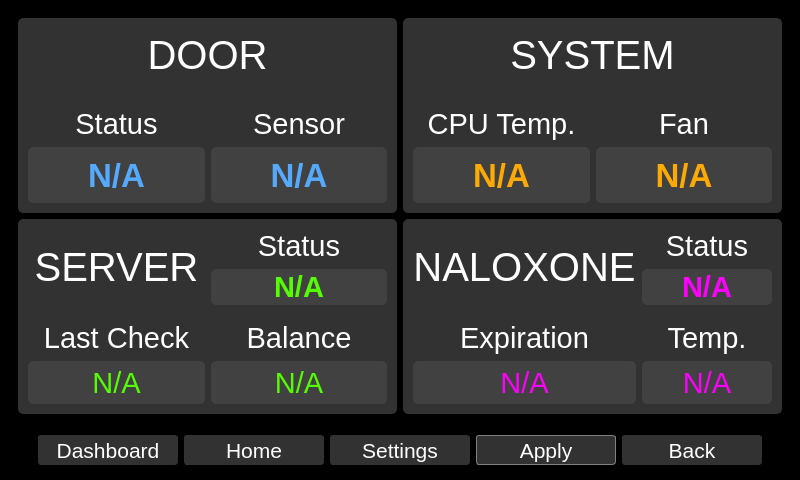
zyl120/Naloxone_Safety_Kit, file qt_design/main_window.ui: the form before one commit.
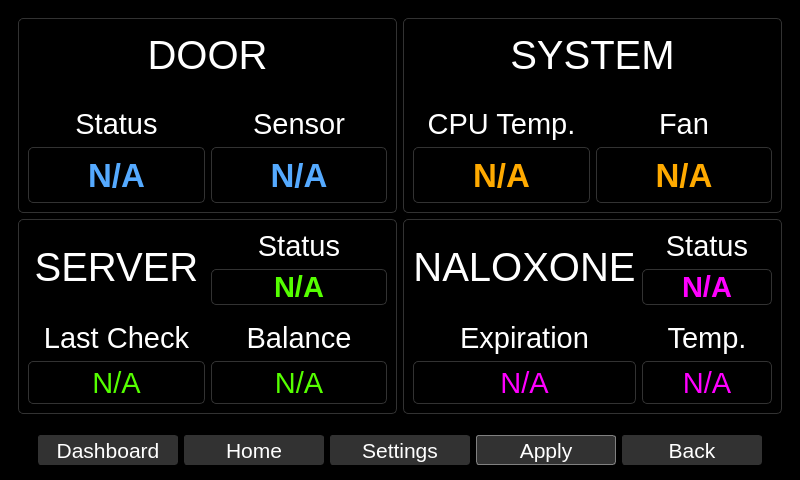
The form after the commit. The open tabs and pages were chosen to show the change.

Patch:
```diff
--- a/qt_design/main_window.ui
+++ b/qt_design/main_window.ui
@@ -491,7 +491,7 @@
         <item row="1" column="1">
          <widget class="QFrame" name="thermalFrame">
           <property name="styleSheet">
-           <string notr="true">border-radius: 5px;background-color:rgb(50,50,50);border-color:rgb(50,50,50);border-width: 0.5px;border-style: solid;</string>
+           <string notr="true">.QFrame{border-radius: 5px;border-color:rgb(50,50,50);border-width: 1px;border-style: solid;}</string>
           </property>
           <property name="frameShape">
            <enum>QFrame::StyledPanel</enum>
@@ -540,7 +540,7 @@
                 </font>
                </property>
                <property name="styleSheet">
-                <string notr="true">color: rgb(255, 170, 0);border-radius: 5px;background-color:rgb(65,65,65);border-color:rgb(65,65,65);border-width: 0.5px;border-style: solid;</string>
+                <string notr="true">color: rgb(255, 170, 0);border-radius: 5px;border-color:rgb(50,50,50);border-width: 1px;border-style: solid;</string>
                </property>
                <property name="text">
                 <string>N/A</string>
@@ -587,7 +587,7 @@
                 </font>
                </property>
                <property name="styleSheet">
-                <string notr="true">color: rgb(255, 170, 0);border-radius: 5px;background-color:rgb(65,65,65);border-color:rgb(65,65,65);border-width: 0.5px;border-style: solid;</string>
+                <string notr="true">color: rgb(255, 170, 0);border-radius: 5px;border-color:rgb(50,50,50);border-width: 1px;border-style: solid;</string>
                </property>
                <property name="text">
                 <string>N/A</string>
@@ -620,7 +620,7 @@
               </font>
              </property>
              <property name="styleSheet">
-              <string notr="true">color:white;background-color:rgb(50,50,50);border-width: 0px;</string>
+              <string notr="true">color:white;border-width: 0px;</string>
              </property>
              <property name="text">
               <string>SYSTEM</string>
@@ -636,7 +636,7 @@
         <item row="3" column="1">
          <widget class="QFrame" name="naloxoneFrame">
           <property name="styleSheet">
-           <string notr="true">border-radius: 5px;background-color:rgb(50,50,50);border-color:rgb(50,50,50);border-width: 0.5px;border-style: solid;</string>
+           <string notr="true">.QFrame{border-radius: 5px;border-color:rgb(50,50,50);border-width: 1px;border-style: solid;}</string>
           </property>
           <property name="frameShape">
            <enum>QFrame::StyledPanel</enum>
@@ -688,7 +688,7 @@
                 </font>
                </property>
                <property name="styleSheet">
-                <string notr="true">color: rgb(255, 0, 255);border-radius: 5px;background-color:rgb(65,65,65);border-color:rgb(65,65,65);border-width: 0.5px;border-style: solid;</string>
+                <string notr="true">color: rgb(255, 0, 255);border-radius: 5px;border-color:rgb(50,50,50);border-width: 1px;border-style: solid;</string>
                </property>
                <property name="text">
                 <string>N/A</string>
@@ -737,7 +737,7 @@
                 </font>
                </property>
                <property name="styleSheet">
-                <string notr="true">color:rgb(255, 0, 255);border-radius: 5px;background-color:rgb(65,65,65);border-color:rgb(65,65,65);border-width: 0.5px;border-style: solid;</string>
+                <string notr="true">color:rgb(255, 0, 255);border-radius: 5px;border-color:rgb(50,50,50);border-width: 1px;border-style: solid;</string>
                </property>
                <property name="text">
                 <string>N/A</string>
@@ -785,7 +785,7 @@
                 </font>
                </property>
                <property name="styleSheet">
-                <string notr="true">color:rgb(255, 0, 255);border-radius: 5px;background-color:rgb(65,65,65);border-color:rgb(65,65,65);border-width: 0.5px;border-style: solid;</string>
+                <string notr="true">color:rgb(255, 0, 255);border-radius: 5px;border-color:rgb(50,50,50);border-width: 1px;border-style: solid;</string>
                </property>
                <property name="text">
                 <string>N/A</string>
@@ -834,7 +834,7 @@
         <item row="3" column="0">
          <widget class="QFrame" name="serverFrame">
           <property name="styleSheet">
-           <string notr="true">border-radius: 5px;background-color:rgb(50,50,50);border-color:rgb(50,50,50);border-width: 0.5px;border-style: solid;</string>
+           <string notr="true">.QFrame{border-radius: 5px;border-color:rgb(50,50,50);border-width: 1px;border-style: solid;}</string>
           </property>
           <property name="frameShape">
            <enum>QFrame::StyledPanel</enum>
@@ -913,7 +913,7 @@
                 </font>
                </property>
                <property name="styleSheet">
-                <string notr="true">color:rgb(85, 255, 0);border-radius: 5px;background-color:rgb(65,65,65);border-color:rgb(65,65,65);border-width: 0.5px;border-style: solid;</string>
+                <string notr="true">color:rgb(85, 255, 0);border-radius: 5px;border-color:rgb(50,50,50);border-width: 1px;border-style: solid;</string>
                </property>
                <property name="text">
                 <string>N/A</string>
@@ -962,7 +962,7 @@
                 </font>
                </property>
                <property name="styleSheet">
-                <string notr="true">color:rgb(85, 255, 0);border-radius: 5px;background-color:rgb(65,65,65);border-color:rgb(65,65,65);border-width: 0.5px;border-style: solid;</string>
+                <string notr="true">color:rgb(85, 255, 0);border-radius: 5px;border-color:rgb(50,50,50);border-width: 1px;border-style: solid;</string>
                </property>
                <property name="text">
                 <string>N/A</string>
@@ -1008,7 +1008,7 @@
                 </font>
                </property>
                <property name="styleSheet">
-                <string notr="true">color:rgb(85, 255, 0);border-radius: 5px;background-color:rgb(65,65,65);border-color:rgb(65,65,65);border-width: 0.5px;border-style: solid;</string>
+                <string notr="true">color:rgb(85, 255, 0);border-radius: 5px;border-color:rgb(50,50,50);border-width: 1px;border-style: solid;</string>
                </property>
                <property name="text">
                 <string>N/A</string>
@@ -1026,7 +1026,7 @@
         <item row="1" column="0">
          <widget class="QFrame" name="doorFrame">
           <property name="styleSheet">
-           <string notr="true">border-radius: 5px;background-color:rgb(50,50,50);border-color:rgb(50,50,50);border-width: 0.5px;border-style: solid;</string>
+           <string notr="true">.QFrame{border-radius: 5px;border-color:rgb(50,50,50);border-width: 1px;border-style: solid;}</string>
           </property>
           <property name="frameShape">
            <enum>QFrame::StyledPanel</enum>
@@ -1051,7 +1051,7 @@
                 </font>
                </property>
                <property name="styleSheet">
-                <string notr="true">color:white;background-color:rgb(50,50,50);border-width: 0px;</string>
+                <string notr="true">color:white;border-width: 0px;</string>
                </property>
                <property name="text">
                 <string>Sensor</string>
@@ -1076,7 +1076,7 @@
                 </font>
                </property>
                <property name="styleSheet">
-                <string notr="true">color:rgb(85, 170, 255);border-radius: 5px;background-color:rgb(65,65,65);border-color:rgb(65,65,65);border-width: 0.5px;border-style: solid;</string>
+                <string notr="true">color:rgb(85, 170, 255);border-radius: 5px;border-color:rgb(50,50,50);border-width: 1px;border-style: solid;</string>
                </property>
                <property name="text">
                 <string>N/A</string>
@@ -1098,7 +1098,7 @@
                 </font>
                </property>
                <property name="styleSheet">
-                <string notr="true">color:white;background-color:rgb(50,50,50);border-width: 0px;</string>
+                <string notr="true">color:white;border-width: 0px;</string>
                </property>
                <property name="text">
                 <string>Status</string>
@@ -1129,7 +1129,7 @@
                 </font>
                </property>
                <property name="styleSheet">
-                <string notr="true">color:rgb(85, 170, 255);border-radius: 5px;background-color:rgb(65,65,65);border-color:rgb(65,65,65);border-width: 0.5px;border-style: solid;</string>
+                <string notr="true">color:rgb(85, 170, 255);border-radius: 5px;border-color:rgb(50,50,50);border-width: 1px;border-style: solid;</string>
                </property>
                <property name="text">
                 <string>N/A</string>
@@ -1162,7 +1162,7 @@
               </font>
              </property>
              <property name="styleSheet">
-              <string notr="true">color:white;background-color:rgb(50,50,50);border-width: 0px;</string>
+              <string notr="true">color:white;border-width: 0px;</string>
              </property>
              <property name="text">
               <string>DOOR</string>
```
Left out of the diff: 62 changed lines with no effect on the pictures.
